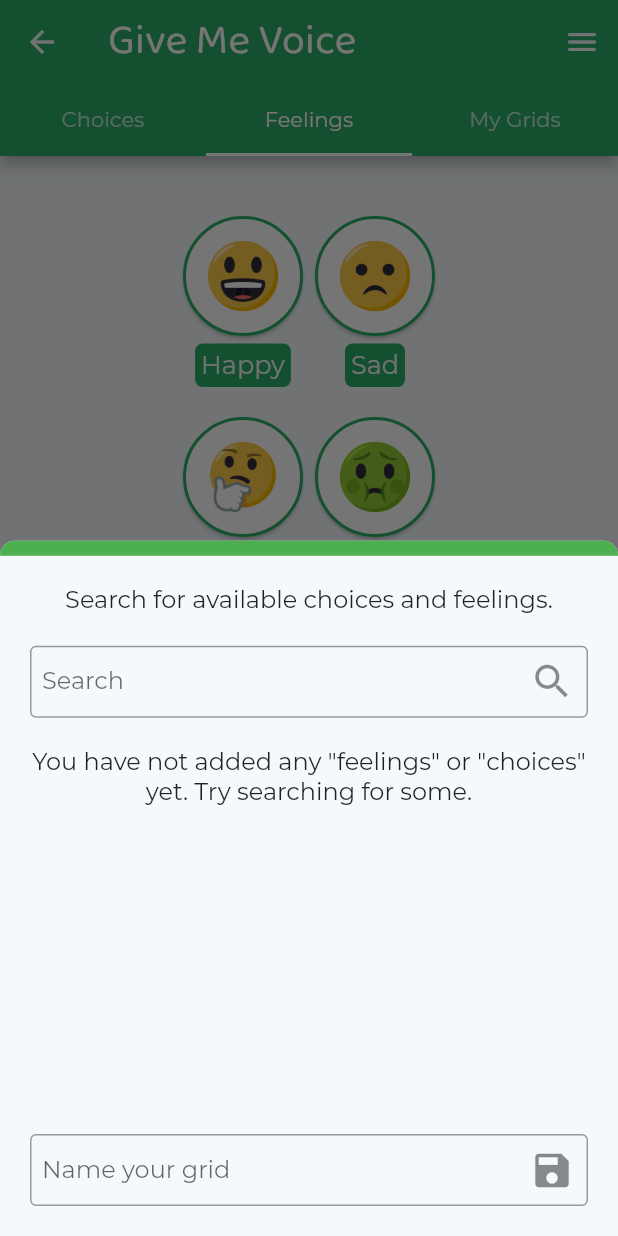
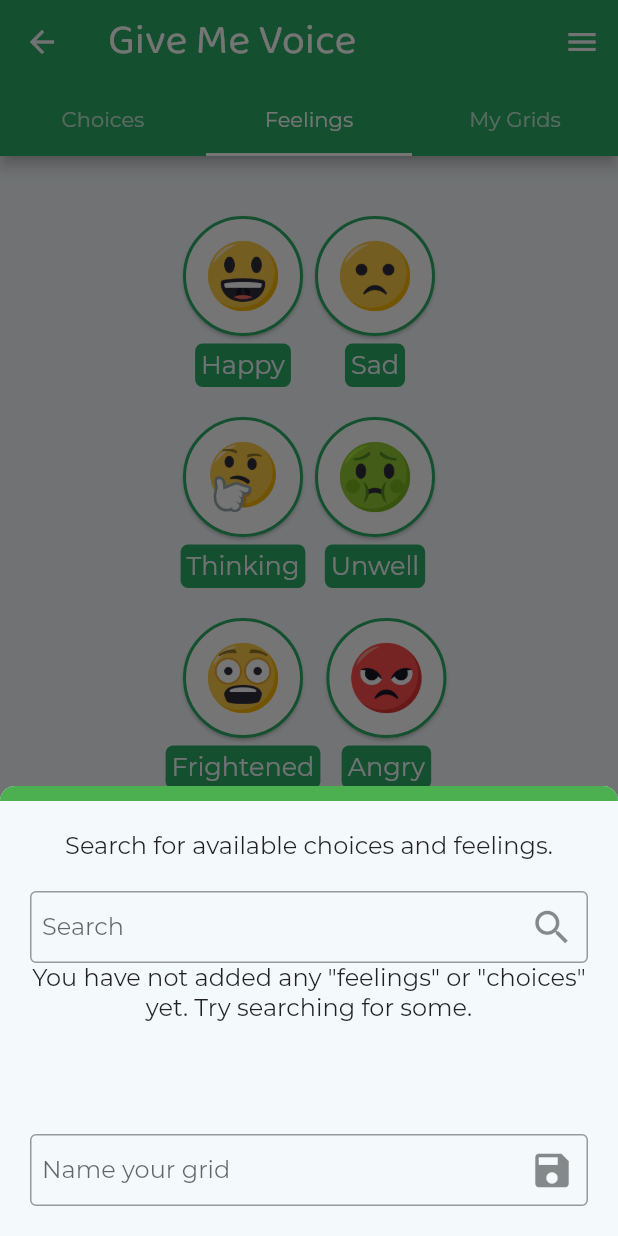
Before and after one commit to attilavago/give_me_voice, a Flutter app: the TabsScreen screen opened by its route, tab 2 chosen, after a tap on "NEW GRID", on a phone screen of 412 x 824 dp. Run offline on Flutter 3.47's test engine with Material 2 defaults, Android fonts, the phone set to English and light mode, and no system bars; our stand-ins replace flutter_tts, sqflite; accounts and stored records are empty; project files that could hold a hidden picture were left out.

Commit message:
created sqlite db connection

```diff
--- a/lib/components/add_grid.dart
+++ b/lib/components/add_grid.dart
@@ -3,6 +3,7 @@ import 'package:give_me_voice/models/grid_data.dart';
 import 'package:provider/provider.dart';
 import 'package:give_me_voice/components/round_button.dart';
 import 'package:give_me_voice/components/round_button_label.dart';
+import 'package:give_me_voice/utils/db_connector.dart';
 
 class AddGrid extends StatefulWidget {
   @override
@@ -10,6 +11,8 @@ class AddGrid extends StatefulWidget {
 }
 
 class _AddGridState extends State<AddGrid> {
+  MyGridsDataBaseConnector _myGridsDataBaseConnector =
+      MyGridsDataBaseConnector();
   String searchValue;
   String gridTitle;
 
@@ -18,6 +21,9 @@ class _AddGridState extends State<AddGrid> {
 
   @override
   Widget build(BuildContext context) {
+    _myGridsDataBaseConnector.initializeDatabase().then((value) {
+      print('----database initialized-----');
+    });
     return Consumer<GridItemData>(builder: (context, gridData, child) {
       return Column(
         children: <Widget>[
@@ -37,7 +43,7 @@ class _AddGridState extends State<AddGrid> {
               children: [
                 Text('Search for available choices and feelings.'),
                 Padding(
-                  padding: const EdgeInsets.only(top: 20.0, bottom: 20.0),
+                  padding: const EdgeInsets.only(top: 20.0),
                   child: TextField(
                     controller: emojiInput,
                     onChanged: (value) {
@@ -62,13 +68,6 @@ class _AddGridState extends State<AddGrid> {
                     ),
                   ),
                 ),
-                if (gridData.gridItems.length != 0)
-                  Column(
-                    children: [
-                      Text('Your grid items'),
-                      Text('Long press on an item to remove.'),
-                    ],
-                  ),
                 if (gridData.gridItems.length == 0)
                   Column(
                     crossAxisAlignment: CrossAxisAlignment.center,
--- a/lib/screens/feelings_screen.dart
+++ b/lib/screens/feelings_screen.dart
@@ -1,11 +1,20 @@
 import 'package:flutter/material.dart';
 import 'package:give_me_voice/components/round_button.dart';
 import 'package:give_me_voice/components/round_button_label.dart';
+import 'package:flutter_tts/flutter_tts.dart';
 
 class FeelingsScreen extends StatelessWidget {
   const FeelingsScreen({
     Key key,
   }) : super(key: key);
+  static FlutterTts flutterTts = FlutterTts();
+
+  Future playGridItem(String itemLabel) async {
+    var result = await flutterTts.speak(itemLabel);
+    if (result == 1) {
+      print(itemLabel);
+    }
+  }
 
   @override
   Widget build(BuildContext context) {
@@ -22,7 +31,9 @@ class FeelingsScreen extends StatelessWidget {
                 children: <Widget>[
                   RoundButton(
                     imageName: 'happy',
-                    buttonAction: () {},
+                    buttonAction: () {
+                      playGridItem('Happy');
+                    },
                   ),
                   RoundButtonLabel(
                     label: 'Happy',
@@ -33,7 +44,9 @@ class FeelingsScreen extends StatelessWidget {
                 children: <Widget>[
                   RoundButton(
                     imageName: 'sad',
-                    buttonAction: () {},
+                    buttonAction: () {
+                      playGridItem('Sad');
+                    },
                   ),
                   RoundButtonLabel(
                     label: 'Sad',
@@ -50,7 +63,9 @@ class FeelingsScreen extends StatelessWidget {
                 children: <Widget>[
                   RoundButton(
                     imageName: 'thinking',
-                    buttonAction: () {},
+                    buttonAction: () {
+                      playGridItem('Thinking');
+                    },
                   ),
                   RoundButtonLabel(
                     label: 'Thinking',
@@ -61,7 +76,9 @@ class FeelingsScreen extends StatelessWidget {
                 children: <Widget>[
                   RoundButton(
                     imageName: 'unwell',
-                    buttonAction: () {},
+                    buttonAction: () {
+                      playGridItem('Unwell');
+                    },
                   ),
                   RoundButtonLabel(
                     label: 'Unwell',
@@ -78,7 +95,9 @@ class FeelingsScreen extends StatelessWidget {
                 children: <Widget>[
                   RoundButton(
                     imageName: 'frightened',
-                    buttonAction: () {},
+                    buttonAction: () {
+                      playGridItem('Frightened');
+                    },
                   ),
                   RoundButtonLabel(
                     label: 'Frightened',
@@ -89,7 +108,9 @@ class FeelingsScreen extends StatelessWidget {
                 children: <Widget>[
                   RoundButton(
                     imageName: 'angry',
-                    buttonAction: () {},
+                    buttonAction: () {
+                      playGridItem('Angry');
+                    },
                   ),
                   RoundButtonLabel(
                     label: 'Angry',
--- a/lib/screens/tabs_screen.dart
+++ b/lib/screens/tabs_screen.dart
@@ -18,6 +18,7 @@ class _TabsScreenState extends State<TabsScreen> {
     return DefaultTabController(
       length: 3,
       child: Scaffold(
+        resizeToAvoidBottomInset: true,
         appBar: AppBar(
           actions: <Widget>[
             IconButton(
@@ -49,6 +50,7 @@ class _TabsScreenState extends State<TabsScreen> {
             label: Text('NEW GRID'),
             onPressed: () {
               showModalBottomSheet(
+                isScrollControlled: true,
                 shape: RoundedRectangleBorder(
                   borderRadius: BorderRadius.vertical(
                     top: Radius.circular(10.0),
@@ -56,6 +58,7 @@ class _TabsScreenState extends State<TabsScreen> {
                 ),
                 context: context,
                 builder: (context) => Container(
+                  height: 300,
 //                  padding: EdgeInsets.all(20.0),
                   child: AddGrid(),
                 ),
--- /dev/null
+++ b/lib/utils/db_connector.dart
@@ -0,0 +1,57 @@
+import 'package:sqflite/sqflite.dart';
+import 'package:sqflite/sqlite_api.dart';
+
+final String tableMyGrids = 'myGrids';
+final String columnId = 'id';
+final String columnName = 'name';
+final String columnLabels = 'labels';
+final String columnImages = 'images';
+
+class MyGridsDataBaseConnector {
+  static Database _database;
+  static MyGridsDataBaseConnector _myGridsDataBaseConnector;
+
+  MyGridsDataBaseConnector._createInstance();
+  factory MyGridsDataBaseConnector() {
+    if (_myGridsDataBaseConnector == null) {
+      _myGridsDataBaseConnector = MyGridsDataBaseConnector._createInstance();
+    }
+    return _myGridsDataBaseConnector;
+  }
+
+  Future<Database> get database async {
+    if (_database == null) {
+      _database = await initializeDatabase();
+    }
+    return _database;
+  }
+
+  Future<Database> initializeDatabase() async {
+    var dir = await getDatabasesPath();
+    print(dir);
+    var path = dir + 'mygrids.db';
+
+    var database = openDatabase(
+      path,
+      version: 1,
+      onCreate: (db, version) {
+        db.execute('''
+           create table $tableMyGrids (
+             $columnId integer primary key autoincrement,
+             $columnName text not null,
+             $columnLabels text,
+             $columnImages text
+           )
+         ''');
+      },
+    );
+    return database;
+  }
+
+  void insertGridItem(name, labels, images) async {
+    var db = await this.database;
+    var result = await db.insert(
+        tableMyGrids, {"name": name, "labels": labels, "images": images});
+    print('result is $result');
+  }
+}
--- a/pubspec.yaml
+++ b/pubspec.yaml
@@ -30,6 +30,9 @@ dependencies:
   cupertino_icons: ^0.1.3
   provider: ^4.3.2+1
   flutter_tts: 3.0.0
+  path:
+  path_provider:
+  sqflite: ^2.0.0+2
 
 dev_dependencies:
   flutter_test:
```
Also changed, not shown: lib/screens/choices_screen.dart (+15 -2 lines), pubspec.lock, 3 other files.
